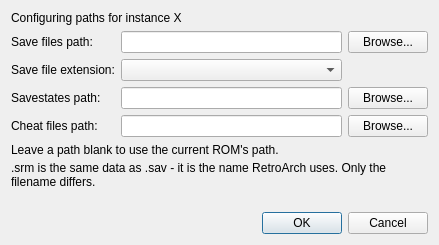
Old version of the form src/frontend/qt_sdl/PathSettingsDialog.ui in the repository Davey-Hughes/melonDS.
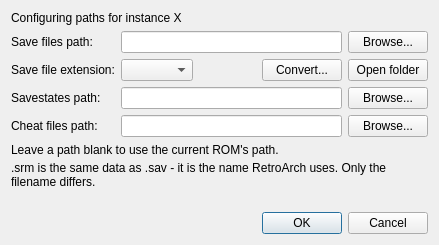
New version of the form.

Commit message: Add a save file converter to the path settings dialog

Diff of the .ui file:
```diff
--- a/src/frontend/qt_sdl/PathSettingsDialog.ui
+++ b/src/frontend/qt_sdl/PathSettingsDialog.ui
@@ -118,8 +118,39 @@
      </property>
     </widget>
    </item>
-   <item row="2" column="1">
-    <widget class="QComboBox" name="cbxSaveFileExtension"/>
+   <item row="2" column="1" colspan="2">
+    <layout class="QHBoxLayout" name="layoutSaveFileExtension">
+     <item>
+      <widget class="QComboBox" name="cbxSaveFileExtension"/>
+     </item>
+     <item>
+      <spacer name="spacerSaveFileExtension">
+       <property name="orientation">
+        <enum>Qt::Horizontal</enum>
+       </property>
+       <property name="sizeHint" stdset="0">
+        <size>
+         <width>40</width>
+         <height>20</height>
+        </size>
+       </property>
+      </spacer>
+     </item>
+     <item>
+      <widget class="QPushButton" name="btnConvertSaves">
+       <property name="text">
+        <string>Convert...</string>
+       </property>
+      </widget>
+     </item>
+     <item>
+      <widget class="QPushButton" name="btnOpenSaveDir">
+       <property name="text">
+        <string>Open folder</string>
+       </property>
+      </widget>
+     </item>
+    </layout>
    </item>
    <item row="0" column="0" colspan="3">
     <widget class="QLabel" name="lblInstanceNum">
```
Left out of the diff: 2 changed lines with no effect on the pictures. The commit also changes 6 other files.
